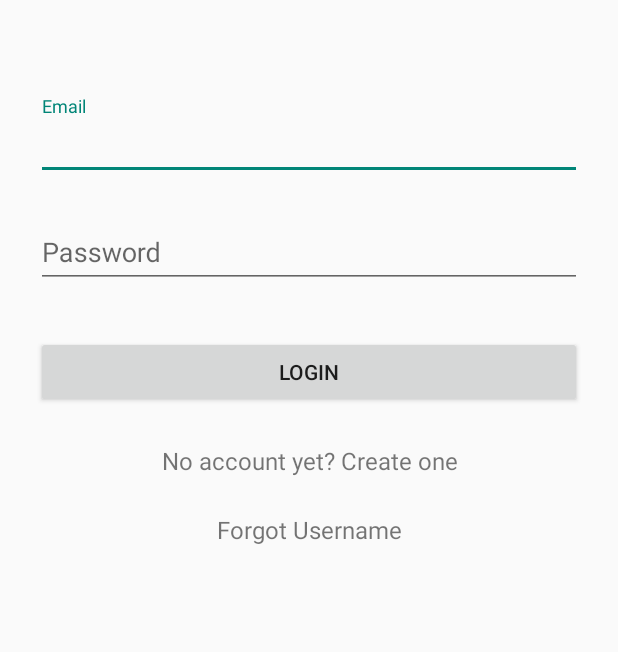
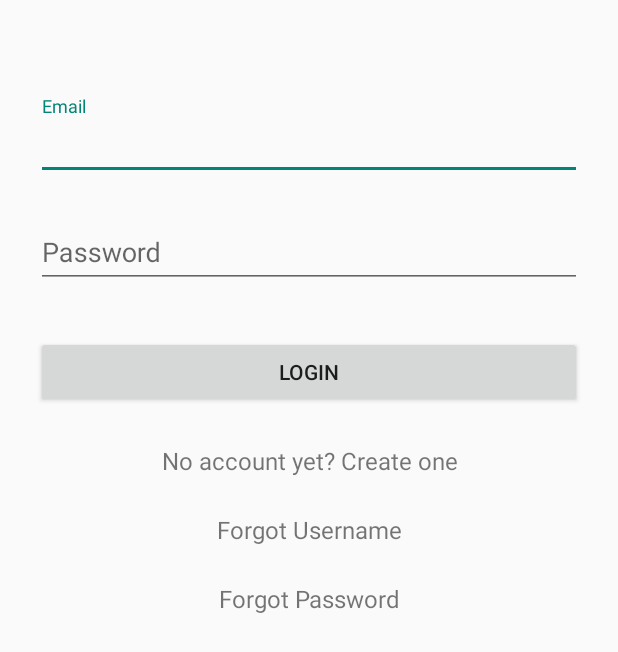
Before and after one commit to ayush3298/ThinkMaximimApp_customer, an Android app: the screen it shows after launch (login), on a phone screen of 412 x 824 dp. Shown: the top 652 px of the screen. Run offline under Robolectric (Android 15) with nearby library versions, the phone set to English and light mode, and no system bars; our stand-ins replace ButterKnife; 3 statements that could not run were skipped.

Commit message:
forgot pass working

```diff
--- a/app/src/main/java/com/panguin/android/thinkmaximum/remote/UserService.java
+++ b/app/src/main/java/com/panguin/android/thinkmaximum/remote/UserService.java
@@ -36,9 +36,12 @@ public interface UserService {
     Call <Result> send_token(@Field("notification_key") String refreshedToken, @Header("Authorization") String key);
 
     @FormUrlEncoded
+    @POST("forgot-username/")
+    Call <forgot> forgotusername(
+            @Field("email") String email);
+
+    @FormUrlEncoded
     @POST("forgot-password/")
     Call <forgot> forgotpassword(
-            @Field("email") String email
-
-    );
+            @Field("email") String email);
 }
--- a/app/src/main/res/layout/activity_login.xml
+++ b/app/src/main/res/layout/activity_login.xml
@@ -65,6 +65,13 @@
             android:text="Forgot Username"
             android:gravity="center"
             android:textSize="16dip"/>
+        <TextView android:id="@+id/forgot_password"
+            android:layout_width="fill_parent"
+            android:layout_height="wrap_content"
+            android:layout_marginBottom="24dp"
+            android:text="Forgot Password"
+            android:gravity="center"
+            android:textSize="16dip"/>
 
     </LinearLayout>
 </ScrollView>
```
Also changed, not shown: app/src/main/java/com/panguin/android/thinkmaximum/login.java (+73 -2 lines).
